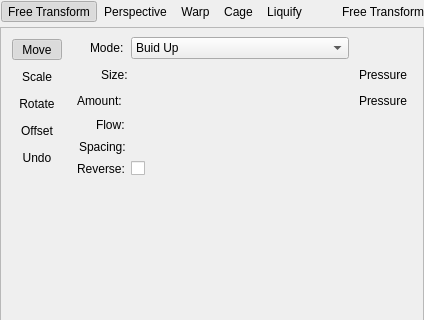
KDE/krita, file krita/plugins/tools/tool_transform2/wdg_tool_transform.ui: the form before one commit; both pictures show x 0 to 424 and y 0 to 320 of the 424 by 558 pixel window.
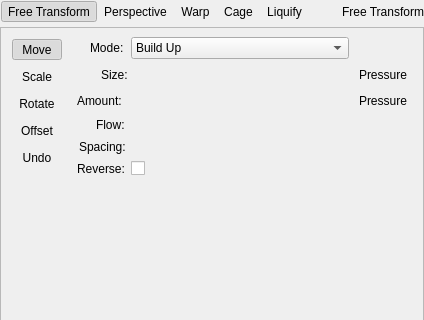
The form after the commit. The open tabs and pages were chosen to show the change. Custom widgets are drawn as their Qt base class.

Diff of the .ui file:
```diff
--- a/krita/plugins/tools/tool_transform2/wdg_tool_transform.ui
+++ b/krita/plugins/tools/tool_transform2/wdg_tool_transform.ui
@@ -1834,7 +1834,7 @@
              </property>
              <item>
               <property name="text">
-               <string>Buid Up</string>
+               <string>Build Up</string>
               </property>
              </item>
              <item>
```
